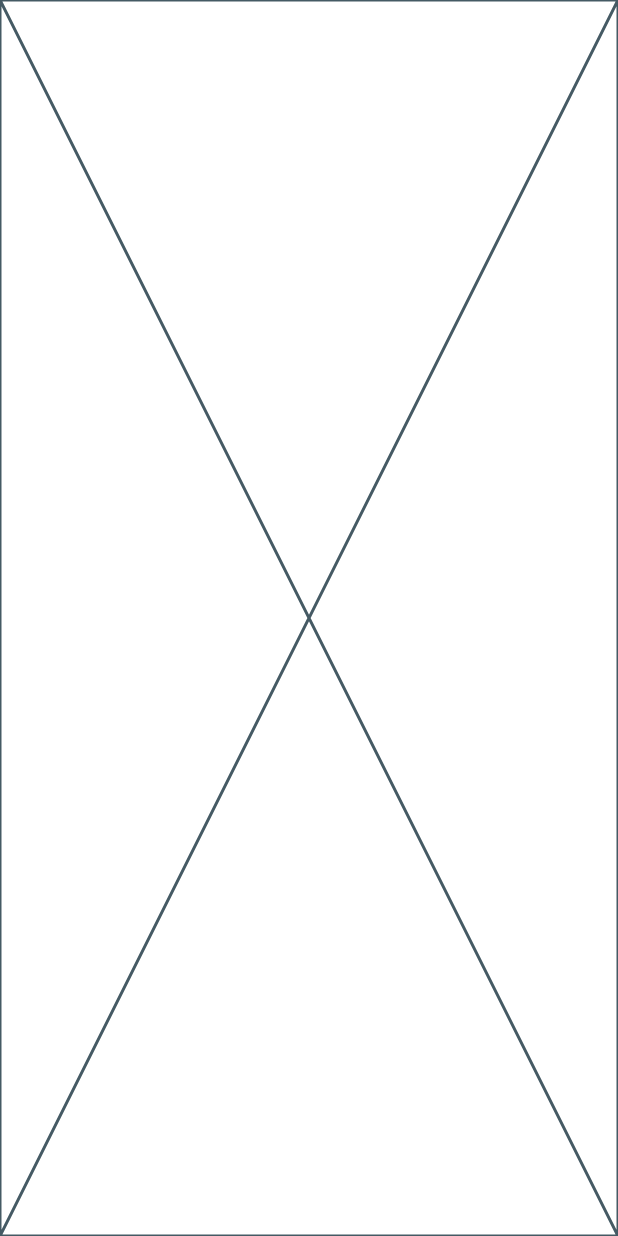
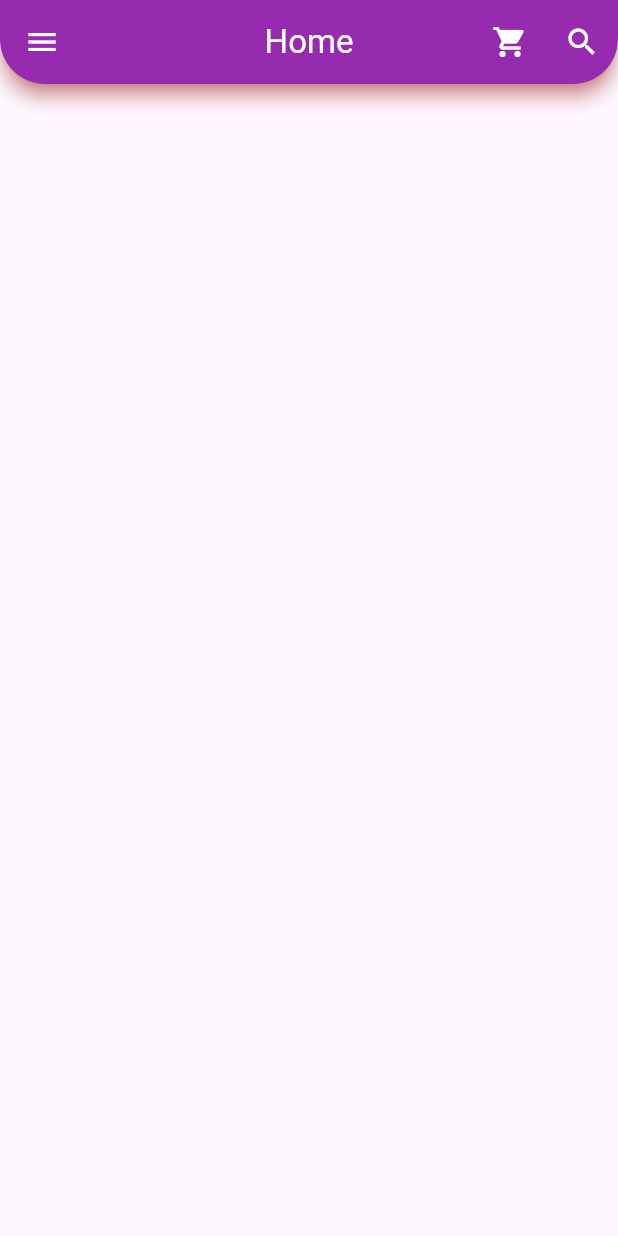
Before and after one commit to rifatalam26/my-first-app, a Flutter app: the screen it shows after launch, on a phone screen of 412 x 824 dp. Run offline on Flutter 3.47's test engine with Material 3 defaults, Android fonts, the phone set to English and light mode, and no system bars.

Commit message:
My AppBar design

```diff
--- a/lib/main.dart
+++ b/lib/main.dart
@@ -1,13 +1,49 @@
 import 'package:flutter/cupertino.dart';
+import 'package:flutter/material.dart';
 
 void main() {
-  runApp(const MaterialApp());
+  runApp(const MyApp());
 }
-class MaterialApp extends StatelessWidget {
-  const MaterialApp({super.key});
+
+class MyApp extends StatelessWidget {
+  const MyApp({super.key});
 
   @override
   Widget build(BuildContext context) {
-    return const Placeholder();
+    return const MaterialApp(
+      debugShowCheckedModeBanner: false,
+      home: HomePage(),
+    );
   }
 }
+
+class HomePage extends StatefulWidget {
+  const HomePage({super.key});
+
+  @override
+  State<HomePage> createState() => _HomePageState();
+}
+
+class _HomePageState extends State<HomePage> {
+  @override
+  Widget build(BuildContext context) {
+    return Scaffold(
+      appBar: AppBar(
+        leading: IconButton(onPressed: () {}, icon: Icon(Icons.menu)),
+        title: const Text("Home"),
+        actions: [
+          IconButton(onPressed: () {}, icon: const Icon(Icons.shopping_cart)),
+          IconButton(onPressed: () {}, icon: const Icon(Icons.search)),
+        ],
+        centerTitle: true,
+        backgroundColor: Colors.purple,
+        foregroundColor: Colors.white,
+        shadowColor: Colors.red,
+        elevation: 5,
+        shape: RoundedRectangleBorder(
+          borderRadius: BorderRadius.vertical(bottom: Radius.circular(30)),
+        ),
+      ),
+    );
+  }
+}
```
